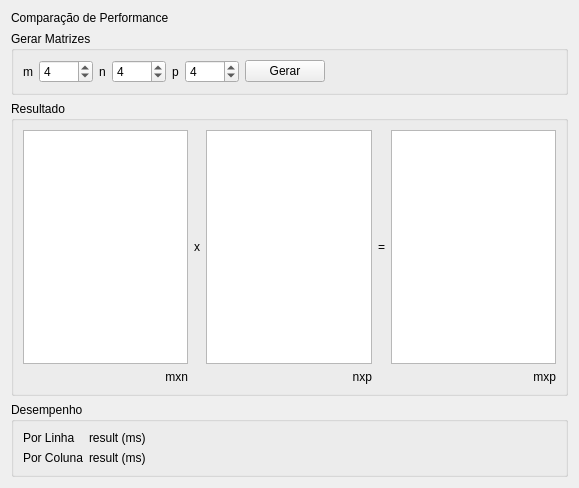
Qt form Algebra/Matrix01/performance_tab.ui (RicardoBusta/Doutorado) before a commit.
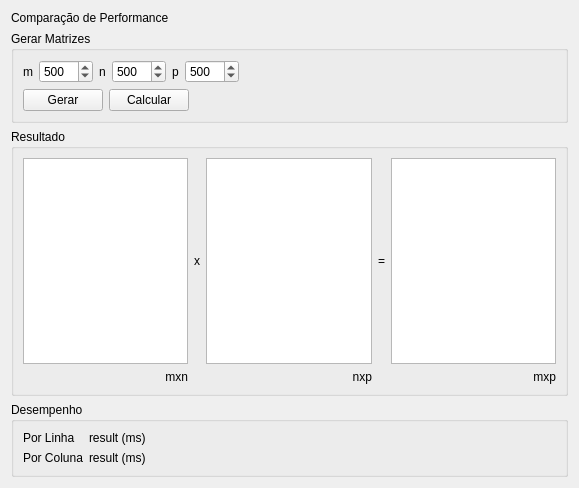
The same form after that commit.

Commit message: terminada implementação da performance. começando implementação dos blocos.

```diff
--- a/Algebra/Matrix01/performance_tab.ui
+++ b/Algebra/Matrix01/performance_tab.ui
@@ -26,7 +26,9 @@
      <property name="title">
       <string>Gerar Matrizes</string>
      </property>
-     <layout class="QHBoxLayout" name="horizontalLayout">
+     <layout class="QVBoxLayout" name="verticalLayout_2">
+      <item>
+       <layout class="QHBoxLayout" name="horizontalLayout_2">
       <item>
        <widget class="QLabel" name="label_2">
         <property name="text">
@@ -43,7 +45,7 @@
          <number>9999</number>
         </property>
         <property name="value">
-         <number>4</number>
+           <number>500</number>
         </property>
        </widget>
       </item>
@@ -63,7 +65,7 @@
          <number>9999</number>
         </property>
         <property name="value">
-         <number>4</number>
+           <number>500</number>
         </property>
        </widget>
       </item>
@@ -83,10 +85,27 @@
          <number>9999</number>
         </property>
         <property name="value">
-         <number>4</number>
+           <number>500</number>
         </property>
        </widget>
       </item>
+        <item>
+         <spacer name="horizontalSpacer">
+          <property name="orientation">
+           <enum>Qt::Horizontal</enum>
+          </property>
+          <property name="sizeHint" stdset="0">
+           <size>
+            <width>40</width>
+            <height>20</height>
+           </size>
+          </property>
+         </spacer>
+        </item>
+       </layout>
+      </item>
+      <item>
+       <layout class="QHBoxLayout" name="horizontalLayout">
       <item>
        <widget class="QPushButton" name="generate_pushButton">
         <property name="text">
@@ -95,7 +114,14 @@
        </widget>
       </item>
       <item>
-       <spacer name="horizontalSpacer">
+         <widget class="QPushButton" name="calculate_pushButton">
+          <property name="text">
+           <string>Calcular</string>
+          </property>
+         </widget>
+        </item>
+        <item>
+         <spacer name="horizontalSpacer_2">
         <property name="orientation">
          <enum>Qt::Horizontal</enum>
         </property>
@@ -106,6 +132,8 @@
          </size>
         </property>
        </spacer>
+        </item>
+       </layout>
       </item>
      </layout>
     </widget>
```
Left out of the diff: 6 changed lines with no effect on the pictures. Lines whose indentation alone changed are shown as unchanged. The commit also changes 9 other files.
